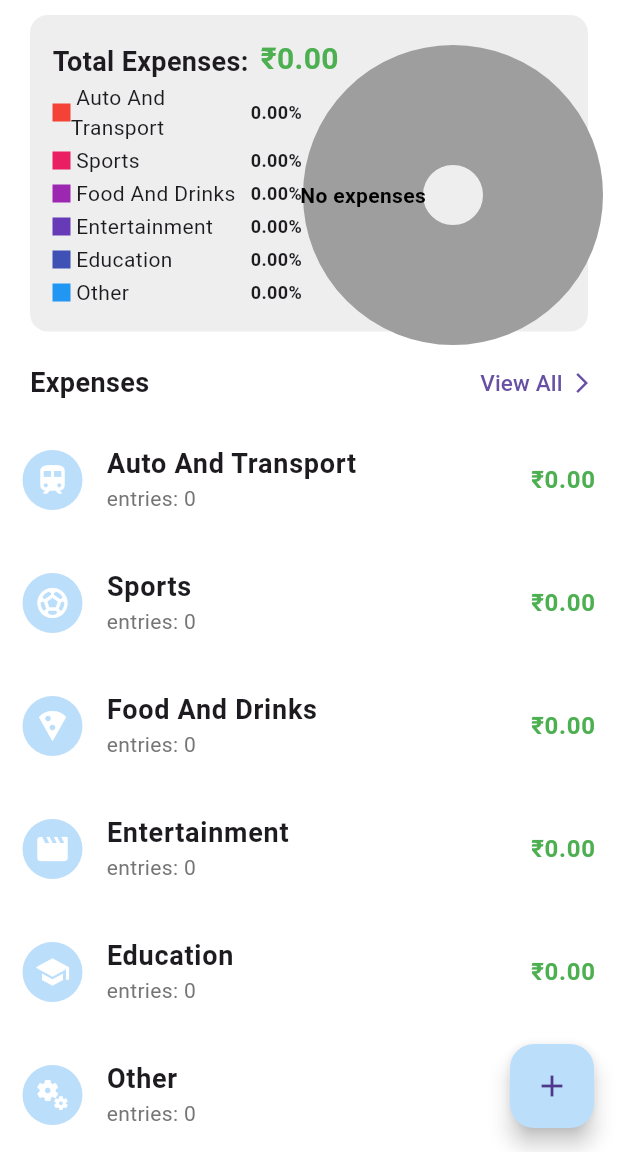
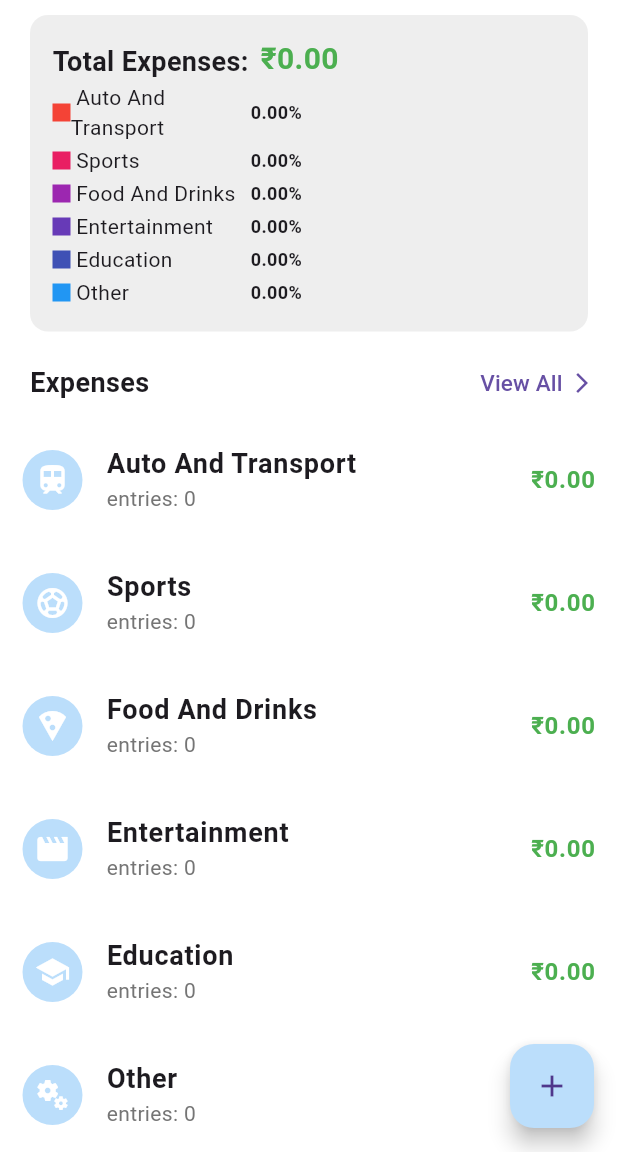
Before and after one commit to mohdasadkhan/expense_tracker, a Flutter app: the screen it shows after launch, on a phone screen of 412 x 824 dp, the part 84-1236 px from its top. Run offline on Flutter 3.47's test engine with Material 3 defaults, Android fonts, the phone set to English and light mode, and no system bars; drawn by our look-alikes of fl_chart; our stand-ins replace awesome_notifications, sqflite; accounts and stored records are empty.

Commit message:
Updated widgets, Initial Chart UI

```diff
--- a/lib/constants/icons.dart
+++ b/lib/constants/icons.dart
@@ -1,6 +1,5 @@
 import 'package:flutter/material.dart';
 
-// these are the initial category names and the icons for them
 Map<String, IconData> icons = {
   'Auto And Transport': Icons.train,
   'Sports': Icons.sports_soccer,
--- a/lib/data/database_provider.dart
+++ b/lib/data/database_provider.dart
@@ -44,6 +44,11 @@ class DatabaseProvider with ChangeNotifier {
 
   static const cTable = 'categoryTable';
   static const eTable = 'expenseTable';
+  static const _columnId = 'id';
+  static const _title = 'title';
+  static const _amount = 'amount';
+  static const _date = 'date';
+  static const _category = 'category';
   Future<void> _createDb(Database db, int version) async {
     await db.transaction((txn) async {
       await txn.execute('''CREATE TABLE $cTable(
@@ -52,11 +57,11 @@ class DatabaseProvider with ChangeNotifier {
         totalAmount TEXT
       )''');
       await txn.execute('''CREATE TABLE $eTable(
-        id INTEGER PRIMARY KEY AUTOINCREMENT,
-        title TEXT,
-        amount TEXT,
-        date TEXT,
-        category TEXT
+        $_columnId INTEGER PRIMARY KEY AUTOINCREMENT,
+        $_title TEXT,
+        $_amount TEXT,
+        $_date TEXT,
+        $_category TEXT
       )''');
 
       for (int i = 0; i < icons.length; i++) {
@@ -109,7 +114,7 @@ class DatabaseProvider with ChangeNotifier {
     });
   }
 
- Future<void> addExpense(Expense exp) async {
+  Future<void> addExpense(Expense exp) async {
     final db = await database;
     await db.transaction((txn) async {
       await txn
@@ -137,7 +142,6 @@ class DatabaseProvider with ChangeNotifier {
       });
     });
   }
-
 
   Future<void> deleteExpense(int expId, String category, double amount) async {
     final db = await database;
--- a/lib/presentation/view/pages/all_expenses/all_expenses.dart
+++ b/lib/presentation/view/pages/all_expenses/all_expenses.dart
@@ -34,7 +34,7 @@ class AllExpenses extends StatelessWidget {
                 if (snapshot.connectionState == ConnectionState.done) {
                   return const Expanded(child: AllExpensesList());
                 } else {
-                  return const Center(child: CircularProgressIndicator());
+                  return const Text("Loading..");
                 }
               },
             )
--- a/lib/presentation/view/pages/home_screen/category_fetcher.dart
+++ b/lib/presentation/view/pages/home_screen/category_fetcher.dart
@@ -52,7 +52,8 @@ class CategoryFetcher extends StatelessWidget {
                                     .pushNamed(AllExpenses.name);
                               },
                               style: TextButton.styleFrom(
-                                foregroundColor: Theme.of(context).primaryColor,
+                                foregroundColor:
+                                    Theme.of(context).primaryColor,
                                 padding: const EdgeInsets.symmetric(
                                   horizontal: 16.0,
                                   vertical: 8.0,
--- a/lib/presentation/view/widgets/expense_chart.dart
+++ b/lib/presentation/view/widgets/expense_chart.dart
@@ -14,7 +14,6 @@ class ExpenseChart extends StatelessWidget {
       var maxY = db.calculateEntriesAndAmount(category)['totalAmount'];
       var list = db.calculateWeekExpenses().reversed.toList();
 
-      print('List not empty ${list.isNotEmpty}, list length ${list.length}');
       return maxY > 1
           ? Container(
               margin: const EdgeInsets.only(top: 10),
--- a/lib/presentation/view/widgets/total_chart.dart
+++ b/lib/presentation/view/widgets/total_chart.dart
@@ -15,7 +15,6 @@ class TotalChart extends StatelessWidget {
         var total = db.calculateTotalExpenses();
 
         return Container(
-          // margin: const EdgeInsets.all(10),
           padding: const EdgeInsets.all(15.0),
           decoration: BoxDecoration(
             borderRadius: BorderRadius.circular(12.0),
@@ -101,12 +100,12 @@ class TotalChart extends StatelessWidget {
                                 .toList()
                             : [
                                 PieChartSectionData(
-                                  color: Colors.grey,
+                                  color: Colors.transparent,
                                   value: 1,
                                   title: 'No expenses',
-                                  radius: 80.0,
+                                  radius: 20.0,
                                   titleStyle: const TextStyle(
-                                    fontSize: 14,
+                                    fontSize: 0,
                                     fontWeight: FontWeight.bold,
                                     color: Colors.black,
                                   ),
--- a/pubspec.yaml
+++ b/pubspec.yaml
@@ -45,7 +45,6 @@ dependencies:
   intl: ^0.19.0
   fl_chart: ^0.68.0
   awesome_notifications: ^0.9.3+1
-  mockito: ^5.4.4
 
 dev_dependencies:
   flutter_test:
```
Also changed, not shown: lib/presentation/view/pages/add_expenses/expense_form.dart (+4 -3 lines), lib/domain/controllers/notification_controller.dart (renamed from lib/controllers/notification_controller.dart), pubspec.lock.
